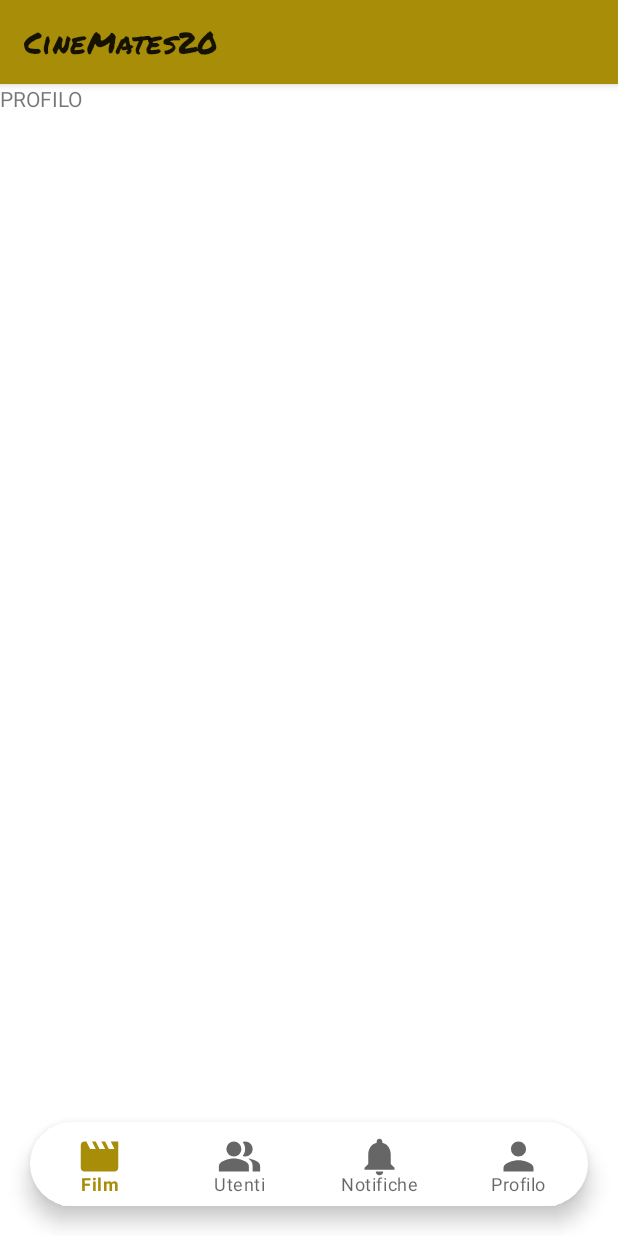
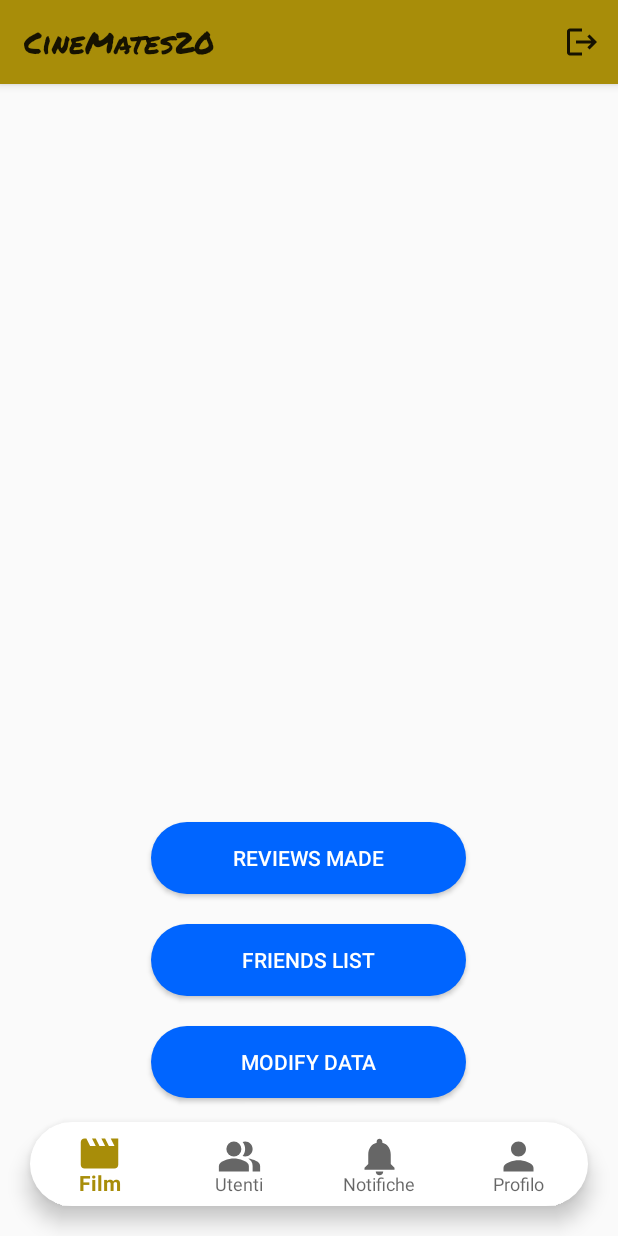
Before and after one commit to lucaLP98/CineMates20_Mobile, an Android app: the fragment ProfileFragment placed in its activity, on a phone screen of 412 x 824 dp. Run offline under Robolectric (Android 15) with nearby library versions, the phone set to English and light mode, and no system bars.

Commit message:
Ultimato login, con estrazione dati da DB mediante Lambda+API. Implementato Logout

```diff
--- a/app/build.gradle
+++ b/app/build.gradle
@@ -43,6 +43,8 @@ dependencies {
     implementation 'com.amazonaws:aws-android-sdk-cognitoidentityprovider:2.6.29'
     implementation 'com.amazonaws:aws-android-sdk-core:2.6.29'
 
+    implementation 'com.android.volley:volley:1.2.1'
+
     implementation 'androidx.appcompat:appcompat:1.3.1'
     implementation 'com.google.android.material:material:1.4.0'
     implementation 'androidx.constraintlayout:constraintlayout:2.1.1'
--- a/app/src/main/java/it/ingsw/cinemates20_mobile/DAO/DAOFactory.java
+++ b/app/src/main/java/it/ingsw/cinemates20_mobile/DAO/DAOFactory.java
@@ -14,16 +14,16 @@ public abstract class DAOFactory {
     private static final DatabaseType concreteDatabase = DatabaseType.LAMBDA;
 
     public static UserDAO getUserDao(){
-        UserDAO concreeteDAO;
+        UserDAO concreteDAO;
 
         switch (concreteDatabase){
             case LAMBDA:
-                concreeteDAO = new UserDAOLambda();
+                concreteDAO = new UserDAOLambda();
                 break;
 
             default: throw new RuntimeException();
         }
 
-        return concreeteDAO;
+        return concreteDAO;
     }
 }
--- /dev/null
+++ b/app/src/main/java/it/ingsw/cinemates20_mobile/presenters/ProfilePresenter.java
@@ -0,0 +1,29 @@
+package it.ingsw.cinemates20_mobile.presenters;
+
+import android.content.Intent;
+import android.view.View;
+
+import it.ingsw.cinemates20_mobile.R;
+import it.ingsw.cinemates20_mobile.model.User;
+import it.ingsw.cinemates20_mobile.utilities.CognitoSettings;
+import it.ingsw.cinemates20_mobile.views.activities.MainActivity;
+import it.ingsw.cinemates20_mobile.views.fragments.ProfileFragment;
+
+public class ProfilePresenter extends FragmentPresenter{
+    public ProfilePresenter(ProfileFragment profileFragment, View inflate){
+        super(profileFragment);
+    }
+
+    private void logout(){
+        User user = User.getInstance();
+        CognitoSettings.getInstance(getContext()).getUserPool().getUser(user.getEmail()).signOut();
+        user.logout();
+    }
+
+    public void pressLogoutButton(){
+        logout();
+
+        Intent logoutIntent = new Intent(getContext(), MainActivity.class);
+        getContext().startActivity(logoutIntent);
+    }
+}
--- a/app/src/main/java/it/ingsw/cinemates20_mobile/views/activities/HomeActivity.java
+++ b/app/src/main/java/it/ingsw/cinemates20_mobile/views/activities/HomeActivity.java
@@ -3,10 +3,12 @@ package it.ingsw.cinemates20_mobile.views.activities;
 import androidx.annotation.NonNull;
 import androidx.appcompat.app.AlertDialog;
 import androidx.appcompat.app.AppCompatActivity;
+import androidx.appcompat.widget.Toolbar;
 import androidx.fragment.app.Fragment;
 
 import android.content.Intent;
 import android.os.Bundle;
+import android.view.Menu;
 import android.view.MenuItem;
 
 import com.google.android.material.bottomnavigation.BottomNavigationView;
@@ -96,7 +98,6 @@ public class HomeActivity extends AppCompatActivity {
 
     @Override
     public void onBackPressed() {
-        //super.onBackPressed();
         Fragment film = getSupportFragmentManager().findFragmentByTag(FilmFragment.filmFragmentLabel);
 
         if(film != null && film.isVisible()){
--- a/app/src/main/java/it/ingsw/cinemates20_mobile/views/fragments/ProfileFragment.java
+++ b/app/src/main/java/it/ingsw/cinemates20_mobile/views/fragments/ProfileFragment.java
@@ -2,19 +2,23 @@ package it.ingsw.cinemates20_mobile.views.fragments;
 
 import android.os.Bundle;
 
+import androidx.appcompat.app.AppCompatActivity;
+import androidx.appcompat.widget.Toolbar;
 import androidx.fragment.app.Fragment;
 
 import android.view.LayoutInflater;
+import android.view.Menu;
+import android.view.MenuInflater;
+import android.view.MenuItem;
 import android.view.View;
 import android.view.ViewGroup;
 
 import it.ingsw.cinemates20_mobile.R;
+import it.ingsw.cinemates20_mobile.presenters.ProfilePresenter;
+import it.ingsw.cinemates20_mobile.utilities.CognitoSettings;
 
 public class ProfileFragment extends Fragment {
-
-    public ProfileFragment() {
-        // Required empty public constructor
-    }
+    private ProfilePresenter profilePresenter;
 
     @Override
     public void onCreate(Bundle savedInstanceState) {
@@ -23,7 +27,38 @@ public class ProfileFragment extends Fragment {
 
     @Override
     public View onCreateView(LayoutInflater inflater, ViewGroup container, Bundle savedInstanceState) {
-        // Inflate the layout for this fragment
-        return inflater.inflate(R.layout.fragment_profile, container, false);
+        View inflate = inflater.inflate(R.layout.fragment_profile, container, false);
+
+        Toolbar toolbar = (Toolbar) inflate.findViewById(R.id.toolbar_profile_fragment);
+        AppCompatActivity activity = (AppCompatActivity) getActivity();
+        activity.setSupportActionBar(toolbar);
+        setHasOptionsMenu(true);
+
+        profilePresenter = new ProfilePresenter(this, inflate);
+
+        return inflate;
+    }
+
+    @Override
+    public void onCreateOptionsMenu(Menu menu, MenuInflater inflater) {
+        inflater.inflate(R.menu.toolbar_menu, menu);
+        //super.onCreateOptionsMenu(menu, inflater);
+    }
+
+    @Override
+    public boolean onOptionsItemSelected(MenuItem item) {
+        Boolean ret;
+
+        switch (item.getItemId()) {
+
+            case R.id.logout_toolbar_menu:
+                profilePresenter.pressLogoutButton();
+                ret = true;
+            default:
+                ret = false;
+                break;
+        }
+
+        return ret;
     }
 }
--- /dev/null
+++ b/app/src/main/res/drawable/ic_baseline_logout_24.xml
@@ -0,0 +1,11 @@
+<vector xmlns:android="http://schemas.android.com/apk/res/android"
+    android:width="24dp"
+    android:height="24dp"
+    android:viewportWidth="24"
+    android:viewportHeight="24"
+    android:tint="?attr/colorControlNormal"
+    android:autoMirrored="true">
+  <path
+      android:fillColor="@android:color/white"
+      android:pathData="M17,7l-1.41,1.41L18.17,11H8v2h10.17l-2.58,2.58L17,17l5,-5zM4,5h8V3H4c-1.1,0 -2,0.9 -2,2v14c0,1.1 0.9,2 2,2h8v-2H4V5z"/>
+</vector>
--- a/app/src/main/res/layout/activity_home.xml
+++ b/app/src/main/res/layout/activity_home.xml
@@ -6,16 +6,11 @@
     android:layout_height="match_parent"
     tools:context=".views.activities.HomeActivity">
 
-    <include
-        android:id="@+id/toolbar_home_activity"
-        layout="@layout/toolbar" />
-
     <FrameLayout
         android:id="@+id/home_page_container"
         android:layout_width="match_parent"
         android:layout_height="match_parent"
-        android:layout_above="@+id/bottom_navigation_bar_home"
-        android:layout_below="@id/toolbar_home_activity"></FrameLayout>
+        android:layout_above="@+id/bottom_navigation_bar_home" />
 
     <com.google.android.material.bottomnavigation.BottomNavigationView
         android:id="@+id/bottom_navigation_bar_home"
--- a/app/src/main/res/layout/fragment_profile.xml
+++ b/app/src/main/res/layout/fragment_profile.xml
@@ -1,13 +1,63 @@
 <?xml version="1.0" encoding="utf-8"?>
-<FrameLayout xmlns:android="http://schemas.android.com/apk/res/android"
+
+<RelativeLayout xmlns:android="http://schemas.android.com/apk/res/android"
+    xmlns:app="http://schemas.android.com/apk/res-auto"
     xmlns:tools="http://schemas.android.com/tools"
     android:layout_width="match_parent"
-    android:layout_height="match_parent"
-    tools:context=".views.fragments.ProfileFragment">
+    android:layout_height="match_parent">
 
-    <TextView
-        android:id="@+id/textView3"
-        android:layout_width="wrap_content"
-        android:layout_height="wrap_content"
-        android:text="PROFILO" />
-</FrameLayout>
+    <include
+        android:id="@+id/toolbar_profile_fragment"
+        layout="@layout/toolbar"/>
+
+    <androidx.constraintlayout.widget.ConstraintLayout
+        android:layout_width="match_parent"
+        android:layout_height="match_parent"
+        android:layout_below="@+id/toolbar_profile_fragment">
+
+
+        <android.widget.Button
+            android:id="@+id/modifyDataButton"
+            android:layout_width="210sp"
+            android:layout_height="wrap_content"
+            android:layout_marginBottom="16dp"
+            android:background="@drawable/button_background"
+            android:text="@string/data_modify"
+            android:textColor="@color/white"
+            app:layout_constraintBottom_toBottomOf="parent"
+            app:layout_constraintEnd_toEndOf="parent"
+            app:layout_constraintHorizontal_bias="0.497"
+            app:layout_constraintStart_toStartOf="parent"
+            tools:ignore="TouchTargetSizeCheck,SpeakableTextPresentCheck,SpeakableTextPresentCheck" />
+
+        <android.widget.Button
+            android:id="@+id/friendsListButton"
+            android:layout_width="210sp"
+            android:layout_height="wrap_content"
+            android:layout_marginBottom="20dp"
+            android:background="@drawable/button_background"
+            android:text="@string/friends_list"
+            android:textColor="@color/white"
+            app:layout_constraintBottom_toTopOf="@+id/modifyDataButton"
+            app:layout_constraintEnd_toEndOf="parent"
+            app:layout_constraintHorizontal_bias="0.497"
+            app:layout_constraintStart_toStartOf="parent"
+            tools:ignore="TouchTargetSizeCheck,SpeakableTextPresentCheck,SpeakableTextPresentCheck" />
+
+        <android.widget.Button
+            android:id="@+id/reviewsMadeButton"
+            android:layout_width="210sp"
+            android:layout_height="wrap_content"
+            android:layout_marginBottom="20dp"
+            android:background="@drawable/button_background"
+            android:text="@string/reviews_made"
+            android:textColor="@color/white"
+            app:layout_constraintBottom_toTopOf="@+id/friendsListButton"
+            app:layout_constraintEnd_toEndOf="parent"
+            app:layout_constraintHorizontal_bias="0.497"
+            app:layout_constraintStart_toStartOf="parent"
+            tools:ignore="TouchTargetSizeCheck,SpeakableTextPresentCheck,SpeakableTextPresentCheck" />
+
+    </androidx.constraintlayout.widget.ConstraintLayout>
+
+</RelativeLayout>
--- /dev/null
+++ b/app/src/main/res/menu/toolbar_menu.xml
@@ -0,0 +1,12 @@
+<?xml version="1.0" encoding="utf-8"?>
+<menu xmlns:app="http://schemas.android.com/apk/res-auto"
+    xmlns:android="http://schemas.android.com/apk/res/android"
+    xmlns:tools="http://schemas.android.com/tools">
+
+    <item android:title="@string/logout"
+        android:id="@+id/logout_toolbar_menu"
+        android:orderInCategory="1"
+        android:icon="@drawable/ic_baseline_logout_24"
+        android:iconTint="@color/black"
+        app:showAsAction="always"/>
+</menu>
--- a/app/src/main/res/values-night/themes.xml
+++ /dev/null
@@ -1,24 +0,0 @@
-<resources xmlns:tools="http://schemas.android.com/tools">
-    <!-- Base application theme. -->
-    <style name="Theme.CineMates20_Mobile" parent="Theme.MaterialComponents.DayNight.NoActionBar">
-
-        <!-- Primary brand color. -->
-        <item name="colorPrimary">@color/Cinemate_yellow_clear</item>
-        <item name="colorPrimaryVariant">@color/Cinemate_yellow_dark</item>
-        <item name="colorOnPrimary">@color/black</item>
-
-        <!-- Secondary brand color. -->
-        <item name="colorSecondary">@color/Cinemates_blue_clear</item>
-        <item name="colorSecondaryVariant">@color/Cinemates_blue_dark</item>
-        <item name="colorOnSecondary">@color/black</item>
-
-        <!-- Status bar color. -->
-        <item name="android:statusBarColor" tools:targetApi="l">?attr/colorPrimary</item>
-
-        <!-- Customize your theme here. -->
-    </style>
-
-    <style name="ToolbarThemeOverlay" parent="@style/ThemeOverlay.AppCompat.ActionBar">
-        <item name="android:fontFamily">@font/permanent_marker</item>
-    </style>
-</resources>
--- a/app/src/main/res/values/strings.xml
+++ b/app/src/main/res/values/strings.xml
@@ -60,4 +60,8 @@
     <string name="send_verification_code_forgot_password_success_msg">A verification code has been sent to the indicated e-mail address. Enter this code on the next page to reset your password</string>
     <string name="recovery_password_success_label">Password reset</string>
     <string name="recovery_password_success_msg">The password was successfully reset! Please login to start discovering movies.</string>
+    <string name="data_modify">Modify Data</string>
+    <string name="friends_list">Friends List</string>
+    <string name="reviews_made">Reviews Made</string>
+    <string name="logout">Logout</string>
 </resources>
--- a/app/src/main/res/values/themes.xml
+++ b/app/src/main/res/values/themes.xml
@@ -1,6 +1,7 @@
 <resources xmlns:tools="http://schemas.android.com/tools">
     <!-- Base application theme. -->
-    <style name="Theme.CineMates20_Mobile" parent="Theme.MaterialComponents.DayNight.NoActionBar">
+    <!--<style name="Theme.CineMates20_Mobile" parent="Theme.MaterialComponents.DayNight.NoActionBar">-->
+    <style name="Theme.CineMates20_Mobile" parent="Theme.AppCompat.Light.NoActionBar">
 
         <!-- Primary brand color. -->
         <item name="colorPrimary">@color/Cinemate_yellow_clear</item>
```
Also changed, not shown: app/src/main/java/it/ingsw/cinemates20_mobile/DAO/concrete/AWSlambda/UserDAOLambda.java (+56 -0 lines), app/src/main/java/it/ingsw/cinemates20_mobile/DAO/interfaces/UserDAO.java (+8 -0 lines), app/src/main/java/it/ingsw/cinemates20_mobile/model/User.java (+28 -3 lines), app/src/main/java/it/ingsw/cinemates20_mobile/presenters/LoginPresenter.java (+5 -8 lines), app/src/main/java/it/ingsw/cinemates20_mobile/views/activities/MainActivity.java (+7 -0 lines), app/src/main/res/layout/fragment_film.xml (+13 -2 lines), app/src/main/res/layout/fragment_notifications.xml (+13 -3 lines), app/src/main/res/layout/fragment_users.xml (+14 -2 lines), 1 other file.
